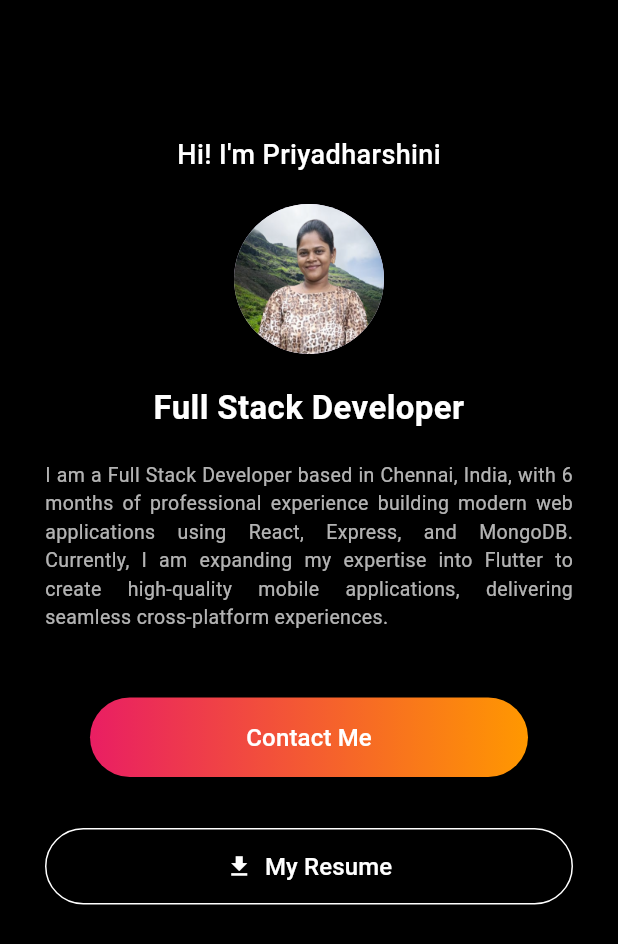
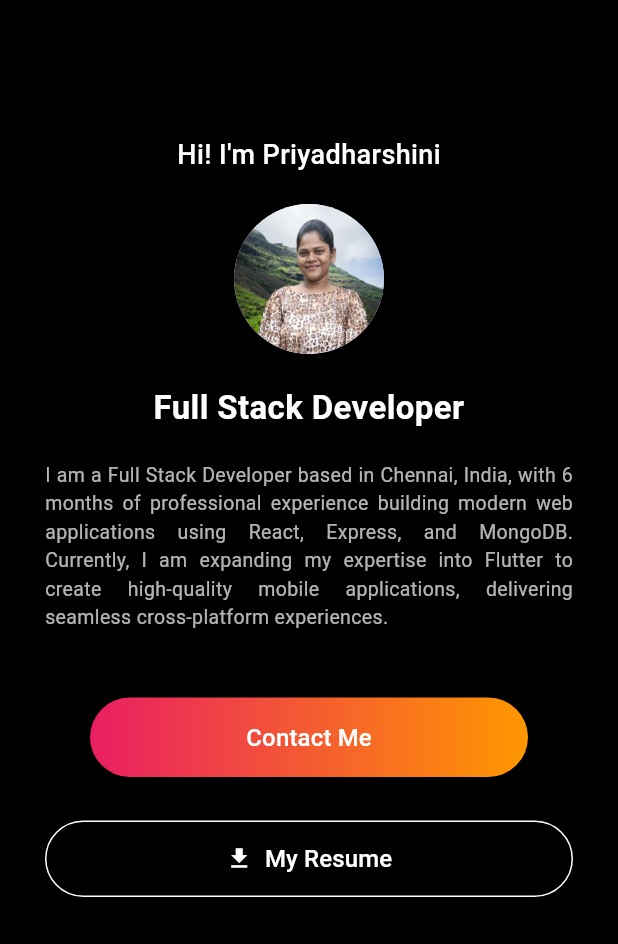
Before and after one commit to Priyadharshini190503/portfolio_app, a Flutter app: the screen it shows after launch, on a phone screen of 412 x 824 dp. Shown: the top 944 px of the screen. Run offline on Flutter 3.47's test engine with Material 3 defaults, Android fonts, the light colour scheme and no system bars.

Commit message:
Reduce spacing between elements in the button layout for improved visual consistency

```diff
--- a/lib/main.dart
+++ b/lib/main.dart
@@ -128,7 +128,7 @@ class PortfolioHome extends StatelessWidget {
                             ),
                           ),
                         ),
-                        const SizedBox(height: 20),
+                        const SizedBox(height: 15),
                         OutlinedButton.icon(
                           onPressed: openResume,
                           icon: const Icon(Icons.download, color: Colors.white),
```
